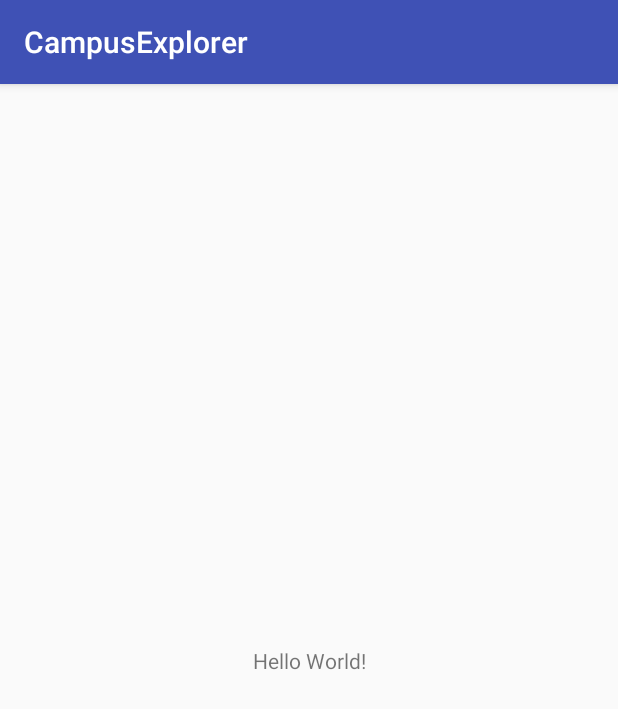
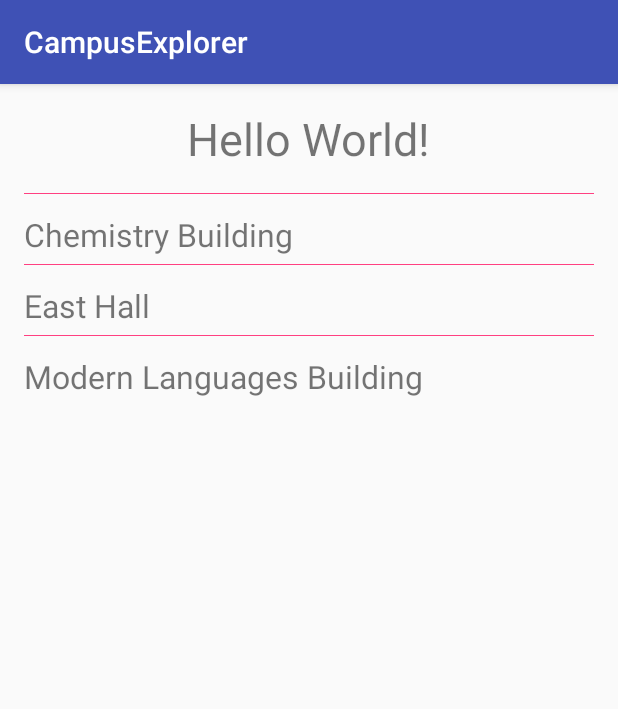
Before and after one commit to jjian4/CampusExplorer, an Android app: the screen it shows after launch (MainActivity), on a phone screen of 412 x 824 dp. Shown: the top 709 px of the screen. Run offline under Robolectric (Android 15) with nearby library versions, the phone set to English and light mode, and no system bars.

Commit message:
Set up recylcerview for buildings

```diff
--- a/app/build.gradle
+++ b/app/build.gradle
@@ -30,4 +30,5 @@ dependencies {
     testImplementation 'junit:junit:4.12'
     androidTestImplementation 'com.android.support.test:runner:1.0.2'
     androidTestImplementation 'com.android.support.test.espresso:espresso-core:3.0.2'
+    implementation 'com.android.support:recyclerview-v7:28.0.0-alpha3'
 }
--- /dev/null
+++ b/app/src/main/java/me/jamesjiang/campusexplorer/Buildings.kt
@@ -0,0 +1,13 @@
+package me.jamesjiang.campusexplorer
+
+class Buildings {
+
+    companion object {
+        val buildings: Set<String> = setOf(
+                "East Hall",
+                "Chemistry Building",
+                "Modern Languages Building"
+        )
+    }
+
+}
--- /dev/null
+++ b/app/src/main/java/me/jamesjiang/campusexplorer/BuildingsAdapter.kt
@@ -0,0 +1,31 @@
+package me.jamesjiang.campusexplorer
+
+import android.support.v7.widget.RecyclerView
+import android.view.LayoutInflater
+import android.view.View
+import android.view.ViewGroup
+import kotlinx.android.synthetic.main.buildings_row.view.*
+
+//Adapter for recyclerview of buildings
+class BuildingsAdapter(val buildings: Set<String>): RecyclerView.Adapter<CustomViewHolder>() {
+
+    override fun getItemCount(): Int {
+        return buildings.size
+    }
+
+    override fun onCreateViewHolder(p0: ViewGroup, p1: Int): CustomViewHolder {
+        val layoutInflater = LayoutInflater.from(p0.context)
+        val cellForRow = layoutInflater.inflate(R.layout.buildings_row, p0, false)
+        return CustomViewHolder(cellForRow)
+    }
+
+    override fun onBindViewHolder(holder: CustomViewHolder, position: Int) {
+        val buildingsList = buildings.toMutableList()
+        buildingsList.sort()
+        holder.view.textView_building?.text = buildingsList.get(position)
+    }
+
+}
+
+class CustomViewHolder(val view: View): RecyclerView.ViewHolder(view) {
+}
--- a/app/src/main/java/me/jamesjiang/campusexplorer/MainActivity.kt
+++ b/app/src/main/java/me/jamesjiang/campusexplorer/MainActivity.kt
@@ -2,11 +2,18 @@ package me.jamesjiang.campusexplorer
 
 import android.support.v7.app.AppCompatActivity
 import android.os.Bundle
+import android.support.v7.widget.LinearLayoutManager
+import kotlinx.android.synthetic.main.activity_main.*
 
 class MainActivity : AppCompatActivity() {
 
     override fun onCreate(savedInstanceState: Bundle?) {
         super.onCreate(savedInstanceState)
         setContentView(R.layout.activity_main)
+
+
+        recylcerview_buildings.layoutManager = LinearLayoutManager(this)
+        recylcerview_buildings.adapter = BuildingsAdapter(Buildings.buildings)
     }
+
 }
--- a/app/src/main/res/layout/activity_main.xml
+++ b/app/src/main/res/layout/activity_main.xml
@@ -7,12 +7,27 @@
     tools:context=".MainActivity">
 
     <TextView
+        android:id="@+id/textView"
         android:layout_width="wrap_content"
         android:layout_height="wrap_content"
+        android:layout_marginTop="16dp"
         android:text="Hello World!"
-        app:layout_constraintBottom_toBottomOf="parent"
+        android:textSize="30sp"
         app:layout_constraintLeft_toLeftOf="parent"
         app:layout_constraintRight_toRightOf="parent"
         app:layout_constraintTop_toTopOf="parent" />
 
+    <android.support.v7.widget.RecyclerView
+        android:id="@+id/recylcerview_buildings"
+        android:layout_width="0dp"
+        android:layout_height="0dp"
+        android:layout_marginBottom="16dp"
+        android:layout_marginEnd="16dp"
+        android:layout_marginStart="16dp"
+        android:layout_marginTop="16dp"
+        app:layout_constraintBottom_toBottomOf="parent"
+        app:layout_constraintEnd_toEndOf="parent"
+        app:layout_constraintStart_toStartOf="parent"
+        app:layout_constraintTop_toBottomOf="@+id/textView" />
+
 </android.support.constraint.ConstraintLayout>
--- /dev/null
+++ b/app/src/main/res/layout/buildings_row.xml
@@ -0,0 +1,26 @@
+<?xml version="1.0" encoding="utf-8"?>
+<android.support.constraint.ConstraintLayout xmlns:android="http://schemas.android.com/apk/res/android"
+    xmlns:app="http://schemas.android.com/apk/res-auto"
+    android:layout_width="match_parent"
+    android:layout_height="wrap_content">
+
+    <TextView
+        android:id="@+id/textView_building"
+        android:layout_width="0dp"
+        android:layout_height="wrap_content"
+        android:layout_marginTop="8dp"
+        android:paddingBottom="5dp"
+        android:paddingTop="5dp"
+        android:text="TextView"
+        android:textSize="21sp"
+        app:layout_constraintEnd_toEndOf="parent"
+        app:layout_constraintStart_toStartOf="parent"
+        app:layout_constraintTop_toTopOf="parent" />
+
+
+    <View
+        android:layout_width="fill_parent"
+        android:layout_height="0.5dp"
+        android:background="@color/colorAccent" />
+
+</android.support.constraint.ConstraintLayout>
```
